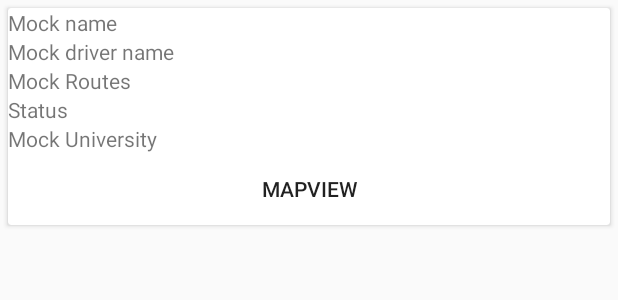
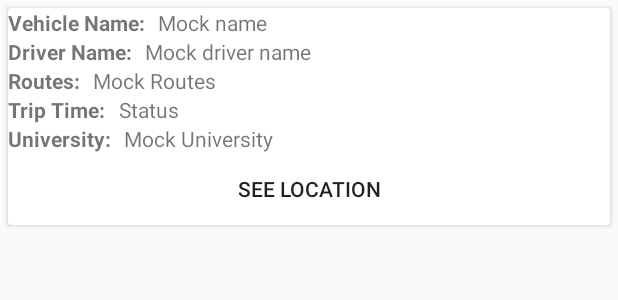
Before and after one commit to MdZaeed/VLRP, an Android app: the layout item_vehicle.xml on its own in the app's theme, with its tools: preview values and no code run, on a phone screen of 412 x 824 dp. Shown: the top 300 px of the screen. Run offline under Robolectric (Android 15) with nearby library versions, the phone set to English and light mode, and no system bars.

Commit message:
Going to device

```diff
--- a/app/src/main/java/com/du/iit/zayed/vlrp_android/adapter/ApiAdapter.java
+++ b/app/src/main/java/com/du/iit/zayed/vlrp_android/adapter/ApiAdapter.java
@@ -13,7 +13,7 @@ import retrofit.Retrofit;
 public class ApiAdapter {
     public VlrpApi vlrpApi;
     Retrofit retrofit;
-    public static String BASE_URL="http://10.100.106.43:51854";
+    public static String BASE_URL="http://10.100.106.38:51854";
 
     public ApiAdapter()
     {
--- a/app/src/main/res/layout/item_vehicle.xml
+++ b/app/src/main/res/layout/item_vehicle.xml
@@ -3,53 +3,110 @@
     xmlns:tools="http://schemas.android.com/tools"
     android:layout_width="match_parent"
     android:layout_height="wrap_content"
-    android:background="@color/lightGray"
+    android:background="@android:color/white"
     android:layout_margin="5dp">
 
     <RelativeLayout
         android:layout_width="match_parent"
-        android:layout_height="wrap_content"
-        android:background="@android:color/transparent">
+        android:layout_height="wrap_content">
 
+        <TextView
+            android:id="@+id/tv_vehicle_name_static"
+            android:layout_width="wrap_content"
+            android:layout_height="wrap_content"
+            android:text="Vehicle Name: "
+            android:textStyle="bold"/>
         <TextView
             android:id="@+id/tv_vehicle_name"
             android:layout_width="wrap_content"
             android:layout_height="wrap_content"
-            tools:text="Mock name"/>
+            tools:text="Mock name"
+            android:layout_toRightOf="@id/tv_vehicle_name_static"
+            android:layout_toEndOf="@id/tv_vehicle_name_static"
+            android:layout_marginLeft="5dp"
+            android:layout_marginStart="5dp"/>
+
+        <TextView
+            android:id="@+id/tv_driver_name_static"
+            android:layout_width="wrap_content"
+            android:layout_height="wrap_content"
+            android:text="Driver Name: "
+            android:textStyle="bold"
+            android:layout_below="@id/tv_vehicle_name_static"/>
 
         <TextView
             android:id="@+id/tv_driver_name"
             android:layout_width="wrap_content"
             android:layout_height="wrap_content"
             android:text="Mock driver name"
-            android:layout_below="@id/tv_vehicle_name"/>
+            android:layout_below="@id/tv_vehicle_name"
+            android:layout_toRightOf="@id/tv_driver_name_static"
+            android:layout_toEndOf="@id/tv_driver_name_static"
+            android:layout_marginLeft="5dp"
+            android:layout_marginStart="5dp"/>
+
+        <TextView
+            android:id="@+id/tv_routes_static"
+            android:layout_width="wrap_content"
+            android:layout_height="wrap_content"
+            android:text="Routes: "
+            android:textStyle="bold"
+            android:layout_below="@id/tv_driver_name_static"/>
 
         <TextView
             android:id="@+id/tv_routes"
             android:layout_width="wrap_content"
             android:layout_height="wrap_content"
             android:text="Mock Routes"
-            android:layout_below="@id/tv_driver_name" />
+            android:layout_below="@id/tv_driver_name"
+            android:layout_toRightOf="@id/tv_routes_static"
+            android:layout_toEndOf="@id/tv_routes_static"
+            android:layout_marginLeft="5dp"
+            android:layout_marginStart="5dp"/>
+
+        <TextView
+            android:id="@+id/tv_trip_time_static"
+            android:layout_width="wrap_content"
+            android:layout_height="wrap_content"
+            android:text="Trip Time: "
+            android:textStyle="bold"
+            android:layout_below="@id/tv_routes_static"/>
 
         <TextView
             android:id="@+id/tv_status"
             android:layout_width="wrap_content"
             android:layout_height="wrap_content"
             android:layout_below="@id/tv_routes"
-            android:text="Status" />
+            android:text="Status"
+            android:layout_toRightOf="@id/tv_trip_time_static"
+            android:layout_toEndOf="@id/tv_trip_time_static"
+            android:layout_marginLeft="5dp"
+            android:layout_marginStart="5dp"/>
+
+        <TextView
+            android:id="@+id/tv_university_static"
+            android:layout_width="wrap_content"
+            android:layout_height="wrap_content"
+            android:text="University: "
+            android:textStyle="bold"
+            android:layout_below="@id/tv_trip_time_static"/>
 
         <TextView
             android:id="@+id/tv_university"
             android:layout_width="wrap_content"
             android:layout_height="wrap_content"
             android:text="Mock University"
-            android:layout_below="@id/tv_status"/>
+            android:layout_below="@id/tv_status"
+            android:layout_toRightOf="@id/tv_university_static"
+            android:layout_toEndOf="@id/tv_university_static"
+            android:layout_marginLeft="5dp"
+            android:layout_marginStart="5dp"/>
 
         <Button
             android:id="@+id/btn_map"
             android:layout_width="match_parent"
             android:layout_height="wrap_content"
-            android:text="MAPVIEW"
+            android:text="See Location"
             android:layout_below="@id/tv_university"
             android:background="?attr/selectableItemBackground"/>
     </RelativeLayout>
```
Also changed, not shown: app/src/main/java/com/du/iit/zayed/vlrp_android/MapViewActivity.java (+70 -10 lines), app/src/main/java/com/du/iit/zayed/vlrp_android/models/VehicleResponse.java (+12 -0 lines).
